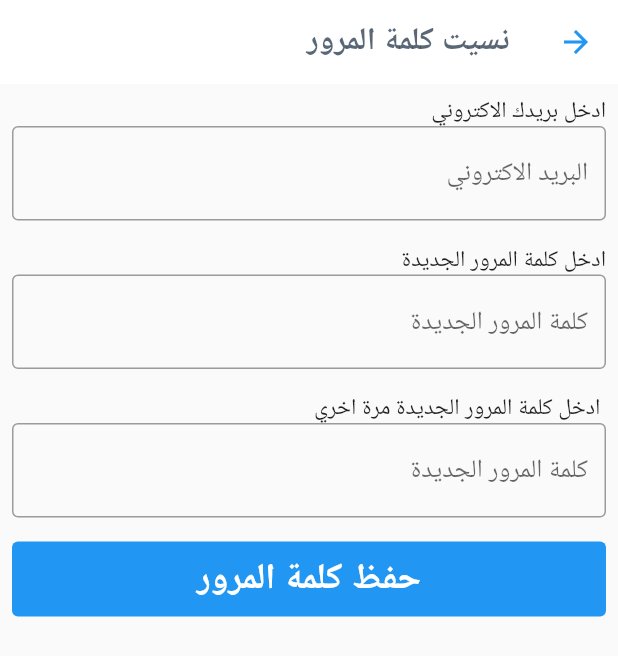
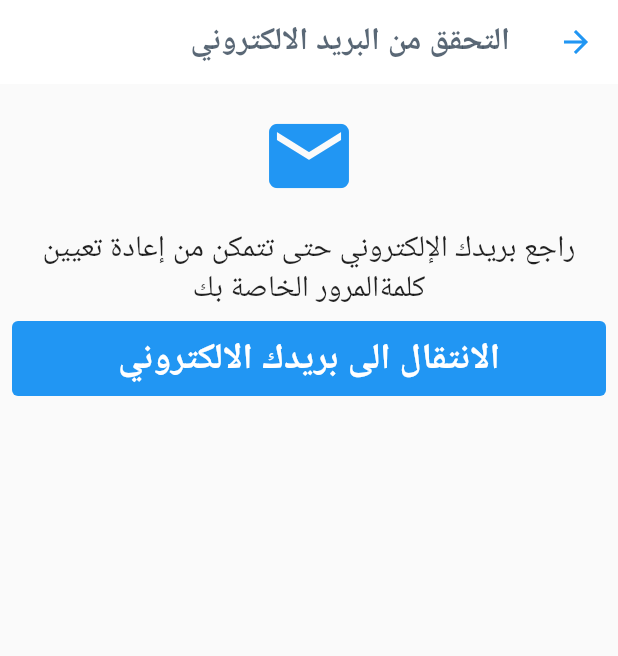
Before and after one commit to AdhamNour/Tamyuz, a Flutter app: the ForgotPasswordScreen screen opened by its route, after a tap on "متابعة", on a phone screen of 412 x 824 dp. Shown: the top 656 px of the screen. Run offline on Flutter 3.47's test engine with Material 2 defaults, Android fonts, the phone set to English and light mode, and no system bars; our stand-ins replace font_awesome_flutter.

Commit message:
finsihed message Screen:

```diff
--- a/lib/Authentication/ForgotPasswordScreen.dart
+++ b/lib/Authentication/ForgotPasswordScreen.dart
@@ -4,6 +4,7 @@ import 'package:flutter/material.dart';
 import 'package:tamuz_application/Authentication/ResetPassword.dart';
 import 'package:tamuz_application/shared/Components/Button.dart';
 import 'package:tamuz_application/shared/Components/FormField.dart';
+import 'package:tamuz_application/shared/Screens/MessageScreen.dart';
 
 class ForgotPasswordScreen extends StatelessWidget {
   const ForgotPasswordScreen({Key? key}) : super(key: key);
@@ -37,7 +38,7 @@ class ForgotPasswordScreen extends StatelessWidget {
           Button(
               text: 'متابعة',
               onPress: () {
-                Navigator.of(context).pushNamed(ResetPasswordScreen.routeName);
+                Navigator.of(context).pushNamed(MessageScreen.routeName);
               },
               secondayColor: Colors.white,
               primaryColor: Colors.blue),
--- a/lib/main.dart
+++ b/lib/main.dart
@@ -4,6 +4,7 @@ import 'package:tamuz_application/Authentication/Authentication.dart';
 import 'package:tamuz_application/Authentication/ForgotPasswordScreen.dart';
 import 'package:tamuz_application/Authentication/ResetPassword.dart';
 import 'package:tamuz_application/Welcome/WelcomeScreen.dart';
+import 'package:tamuz_application/shared/Screens/MessageScreen.dart';
 
 void main() {
   runApp(const MyApp());
@@ -39,6 +40,7 @@ class MyApp extends StatelessWidget {
           AuthenticationScreen.routeName: (ctx) => const AuthenticationScreen(),
           ForgotPasswordScreen.routeName: (ctx) => const ForgotPasswordScreen(),
           ResetPasswordScreen.routeName: (ctx) => const ResetPasswordScreen(),
+          MessageScreen.routeName: (ctx) => const MessageScreen(),
         },
         localizationsDelegates: const [
           GlobalCupertinoLocalizations.delegate,
--- /dev/null
+++ b/lib/shared/Screens/MessageScreen.dart
@@ -0,0 +1,47 @@
+// ignore_for_file: file_names
+
+import 'package:flutter/material.dart';
+import 'package:font_awesome_flutter/font_awesome_flutter.dart';
+import 'package:tamuz_application/Authentication/ResetPassword.dart';
+import 'package:tamuz_application/shared/Components/Button.dart';
+
+class MessageScreen extends StatelessWidget {
+  const MessageScreen({Key? key}) : super(key: key);
+  static const routeName = "/message";
+
+  @override
+  Widget build(BuildContext context) {
+    return Scaffold(
+      appBar: AppBar(
+        title: const Text(
+          'التحقق من البريد الالكتروني',
+          style: TextStyle(color: Color.fromARGB(200, 44, 62, 80)),
+        ),
+        iconTheme: const IconThemeData(color: Colors.blue),
+        elevation: 0,
+      ),
+      body: Column(
+        mainAxisSize: MainAxisSize.min,
+        children: [
+          const Padding(
+            padding: EdgeInsets.all(16.0),
+            child: Icon(Icons.mail, size: 64, color: Colors.blue),
+          ),
+          const Text(
+            'راجع بريدك الإلكتروني حتى تتمكن من إعادة تعيين كلمةالمرور الخاصة بك',
+            textAlign: TextAlign.center,
+            style: TextStyle(fontSize: 20),
+          ),
+          Button(
+              text: 'الانتقال الى بريدك الالكتروني',
+              onPress: () {
+                Navigator.of(context)
+                    .pushReplacementNamed(ResetPasswordScreen.routeName);
+              },
+              primaryColor: Colors.blue,
+              secondayColor: Colors.white)
+        ],
+      ),
+    );
+  }
+}
```
